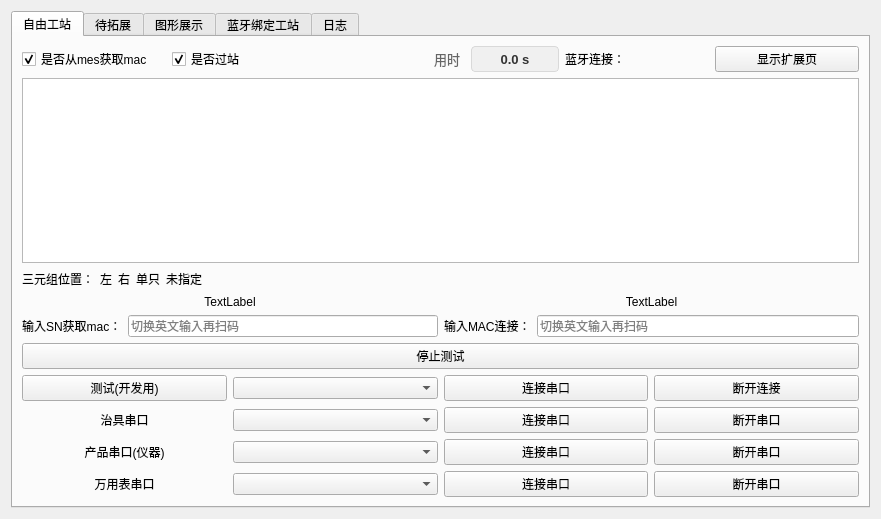
Before: the Qt Designer form work_station/freework/qfreework.ui in yuhuang163/test, drawn with Qt 5.
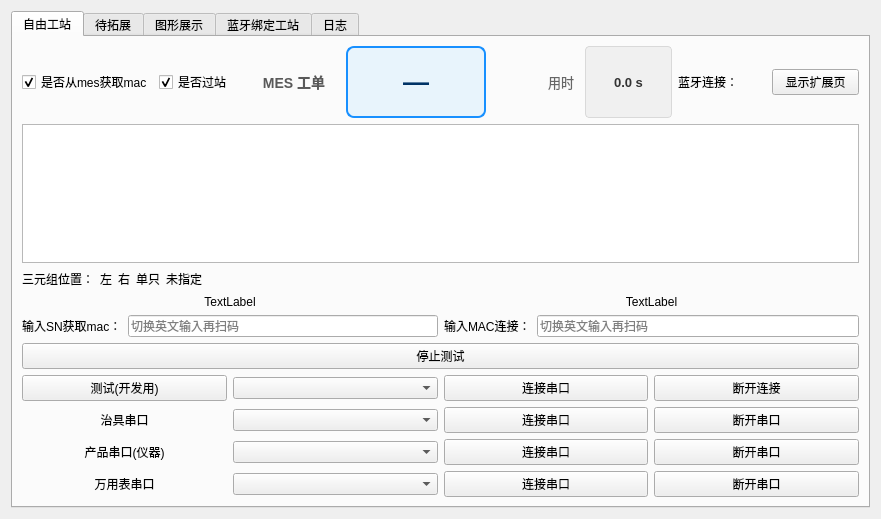
After: the same form once the commit is applied. The open tabs and pages were chosen to show the change.

Commit message: 新增卡控$MAC变量获取界面mac地址，mac写入逻辑回填界面、byd工厂新增工单显示

Patch:
```diff
--- a/work_station/freework/qfreework.ui
+++ b/work_station/freework/qfreework.ui
@@ -61,6 +61,41 @@
               </property>
              </widget>
             </item>
+            <item>
+             <widget class="QLabel" name="label_bydMesResourceCaption">
+              <property name="styleSheet">
+               <string>font-size: 14px; font-weight: bold; color: #595959;</string>
+              </property>
+              <property name="text">
+               <string>MES 工单 </string>
+              </property>
+              <property name="alignment">
+               <set>Qt::AlignCenter</set>
+              </property>
+             </widget>
+            </item>
+            <item>
+             <widget class="QLabel" name="label_bydMesResource">
+              <property name="minimumSize">
+               <size>
+                <width>140</width>
+                <height>72</height>
+               </size>
+              </property>
+              <property name="styleSheet">
+               <string>font-size: 26px; font-weight: bold; color: #003366; background-color: #E8F4FC; border: 2px solid #1890FF; border-radius: 8px; padding: 10px 8px;</string>
+              </property>
+              <property name="text">
+               <string>—</string>
+              </property>
+              <property name="alignment">
+               <set>Qt::AlignCenter</set>
+              </property>
+              <property name="wordWrap">
+               <bool>true</bool>
+              </property>
+             </widget>
+            </item>
             <item>
              <widget class="QLabel" name="test_time_caption">
               <property name="styleSheet">
```
Left out of the diff: 22 changed lines with no effect on the pictures. Lines whose indentation alone changed are shown as unchanged. The commit also changes 14 other files.
